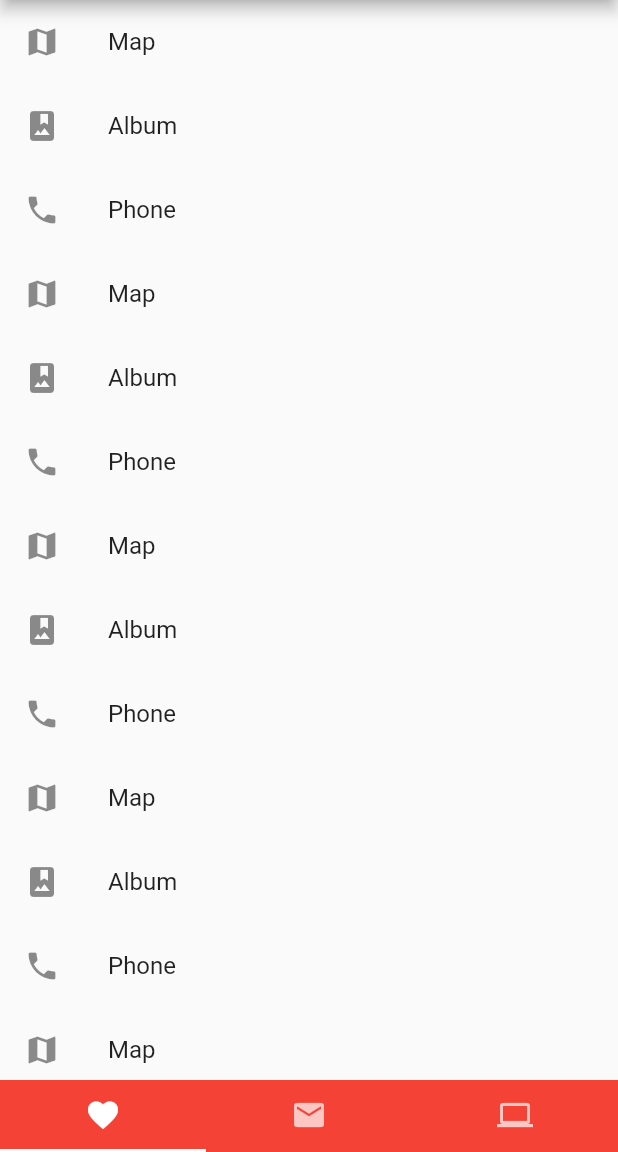
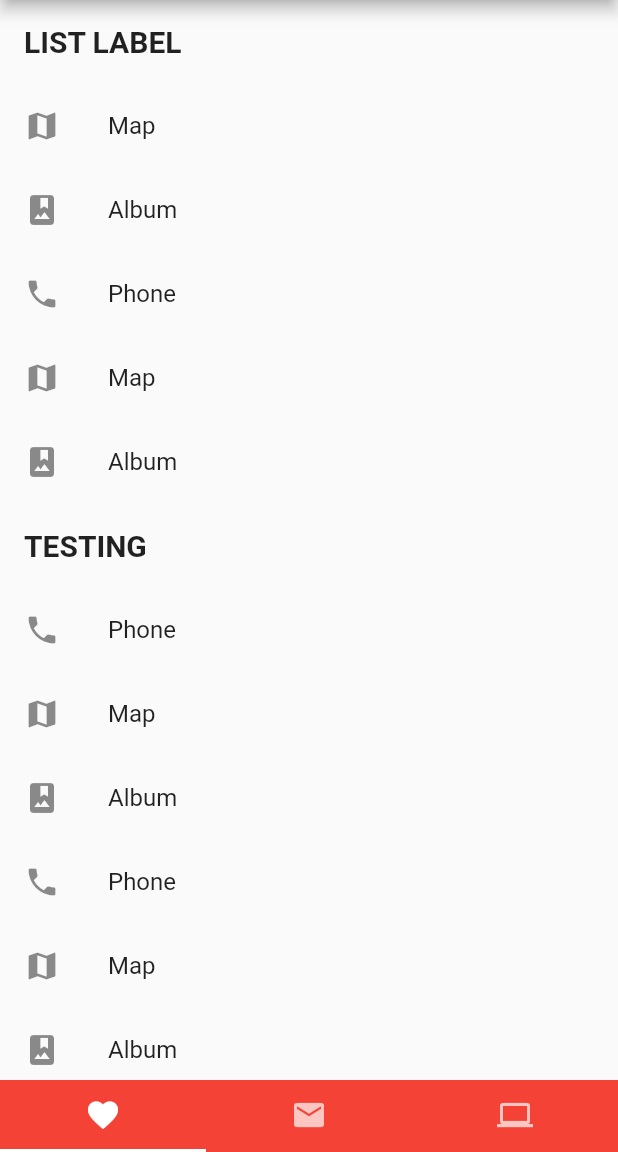
Before and after one commit to ChangJoo-Park/flutter_bottom_navigation_app, a Flutter app: the screen it shows after launch, on a phone screen of 412 x 824 dp, the part 84-1236 px from its top. Run offline on Flutter 3.47's test engine with Material 2 defaults, Android fonts, the phone set to English and light mode, and no system bars.

Commit message:
Add pull-to-refresh, ListLabel Widget

```diff
--- a/lib/main.dart
+++ b/lib/main.dart
@@ -1,3 +1,5 @@
+import 'dart:async';
+
 import 'package:flutter/material.dart';
 
 void main() => runApp(new MaterialApp(
@@ -19,7 +21,10 @@ class _HomePageState extends State<HomePage>
   @override
   void initState() {
     super.initState();
-    tabController = new TabController(length: 3, vsync: this);
+    tabController = new TabController(
+      length: 3,
+      vsync: this,
+    );
   }
 
   @override
@@ -64,14 +69,43 @@ class _HomePageState extends State<HomePage>
 }
 
 class ScrollablePage extends StatelessWidget {
+  final GlobalKey<ScaffoldState> _scaffoldKey = new GlobalKey<ScaffoldState>();
+  final GlobalKey<RefreshIndicatorState> _refreshIndicatorKey =
+      new GlobalKey<RefreshIndicatorState>();
+
   @override
   Widget build(BuildContext context) {
+    Future<Null> _handleRefresh() {
+      final Completer<Null> completer = new Completer<Null>();
+      new Timer(const Duration(seconds: 1), () {
+        completer.complete(null);
+      });
+      return completer.future.then((_) {
+        _scaffoldKey.currentState?.showSnackBar(
+          new SnackBar(
+            content: const Text('Refresh complete'),
+            action: new SnackBarAction(
+              label: 'RETRY',
+              onPressed: () {
+                _refreshIndicatorKey.currentState.show();
+              },
+            ),
+          ),
+        );
+      });
+    }
+
     return new Scaffold(
-      body: new ListView(
+      body: new RefreshIndicator(
+        key: _refreshIndicatorKey,
+        onRefresh: _handleRefresh,
+        child: new ListView(
           children: <Widget>[
+            new ListLabel('LIST LABEL'),
             new ListTile(
               leading: new Icon(Icons.map),
               title: new Text('Map'),
+              onTap: () => print('hello'),
             ),
             new ListTile(
               leading: new Icon(Icons.photo_album),
@@ -89,6 +123,7 @@ class ScrollablePage extends StatelessWidget {
               leading: new Icon(Icons.photo_album),
               title: new Text('Album'),
             ),
+            new ListLabel('TESTING'),
             new ListTile(
               leading: new Icon(Icons.phone),
               title: new Text('Phone'),
@@ -167,6 +202,7 @@ class ScrollablePage extends StatelessWidget {
             ),
           ],
         ),
+      ),
     );
   }
 }
@@ -182,3 +218,23 @@ class NewPage extends StatelessWidget {
     return new Scaffold(body: new Center(child: new Text(title)));
   }
 }
+
+class ListLabel extends StatelessWidget {
+  final String title;
+  ListLabel(this.title);
+
+  @override
+  Widget build(BuildContext context) {
+    // TODO: implement build
+    return new ListTile(
+      title: new Text(
+        this.title,
+        textAlign: TextAlign.left,
+        style: new TextStyle(
+          fontSize: 20.0,
+          fontWeight: FontWeight.bold,
+        ),
+      ),
+    );
+  }
+}
```
Lines whose indentation alone changed are shown as unchanged.
